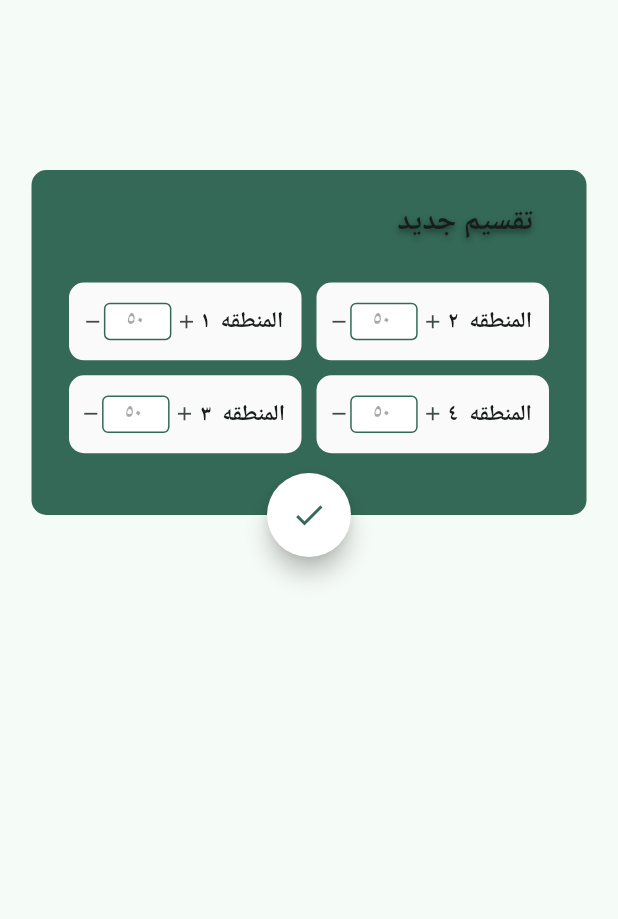
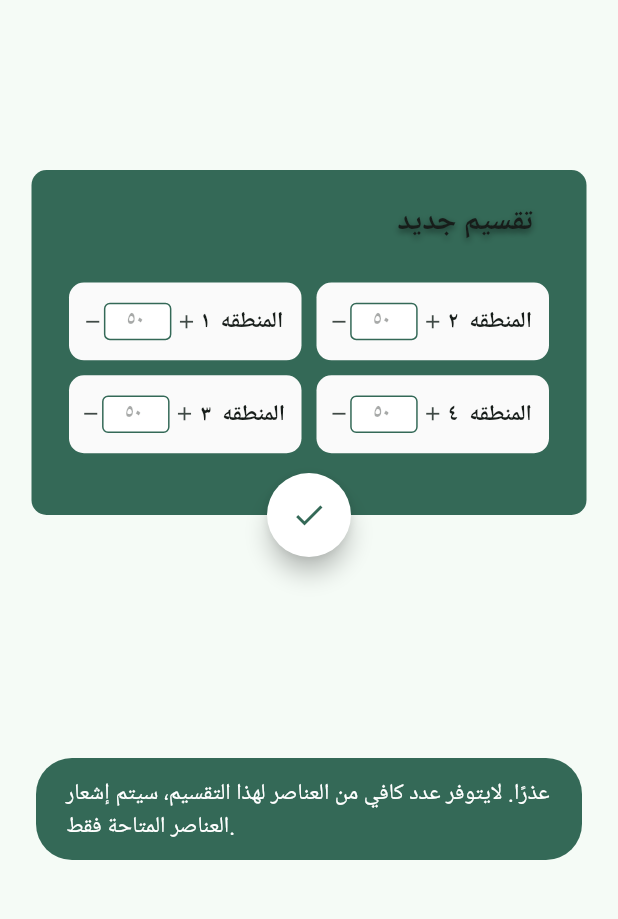
Before and after one commit to HalaAlshokri/Hima-Front-End, a Flutter app: the Redistribution screen opened directly, after a tap on the "check" icon, on a phone screen of 412 x 824 dp, the part 280-1199 px from its top. Run offline on Flutter 3.47's test engine with Material 2 defaults, Android fonts, the phone set to English and light mode, and no system bars; our stand-ins replace cloud_firestore, firebase_auth, firebase_core, flutter_spinkit, fluttertoast; accounts and stored records are empty.

Commit message:
redistrbution done

```diff
--- a/lib/pages/redistribution.dart
+++ b/lib/pages/redistribution.dart
@@ -1,5 +1,6 @@
 import 'package:flutter/material.dart';
 import 'package:cloud_firestore/cloud_firestore.dart';
+import 'package:fluttertoast/fluttertoast.dart';
 
 main() {
   runApp(MaterialApp(
@@ -264,5 +265,26 @@ class Redistribution extends StatelessWidget {
         continue;
       }
     }
+      if (A != requiredA || B != requiredB || C != requiredC || D != requiredD) {
+      Fluttertoast.showToast(
+        msg: "عذرًا. لايتوفر عدد كافي من العناصر لهذا التقسيم، سيتم إشعار العناصر المتاحة فقط.",
+        toastLength: Toast.LENGTH_SHORT,
+        gravity: ToastGravity.BOTTOM,
+        timeInSecForIosWeb: 1,
+        backgroundColor:Color(0xFF346957),
+        textColor: Colors.white,
+        fontSize: 15.0,
+    );
+    } else {
+      Fluttertoast.showToast(
+        msg: "تم الإرسال!",
+        toastLength: Toast.LENGTH_SHORT,
+        gravity: ToastGravity.BOTTOM,
+        timeInSecForIosWeb: 1,
+        backgroundColor:Color(0xFF346957),
+        textColor: Colors.white,
+        fontSize: 15.0
+    );
+    }
   }
 }
```
